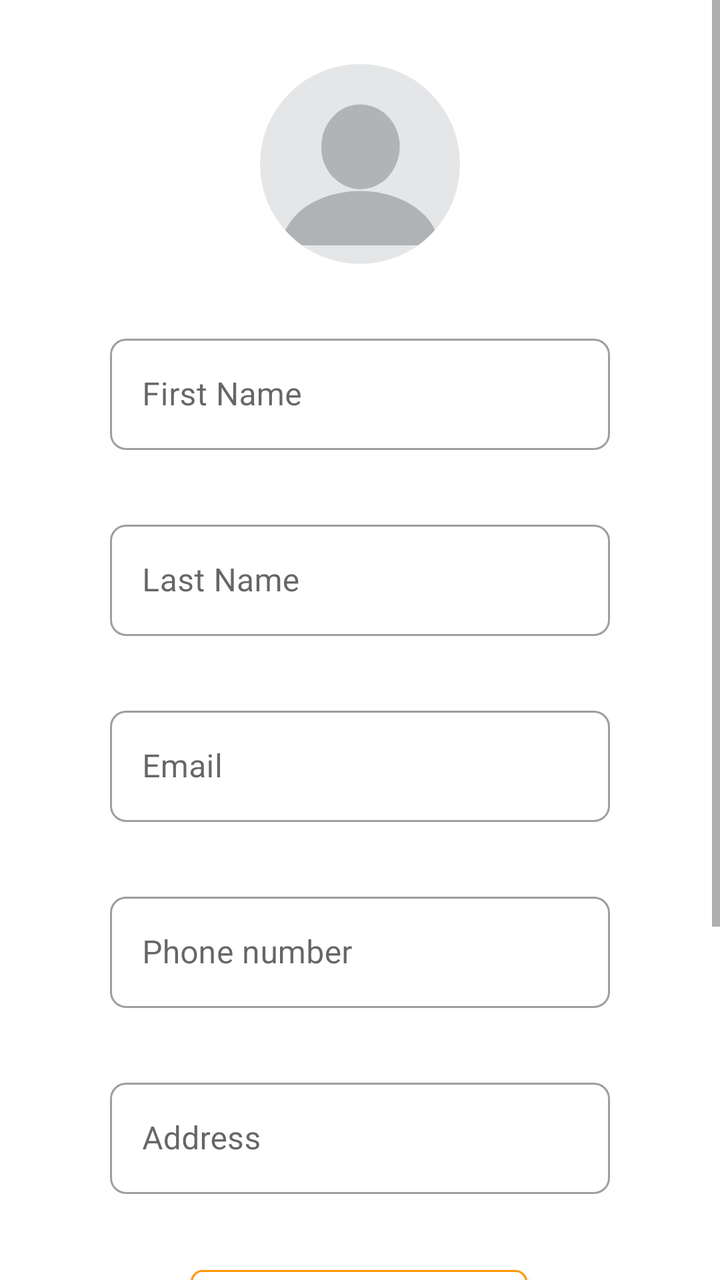
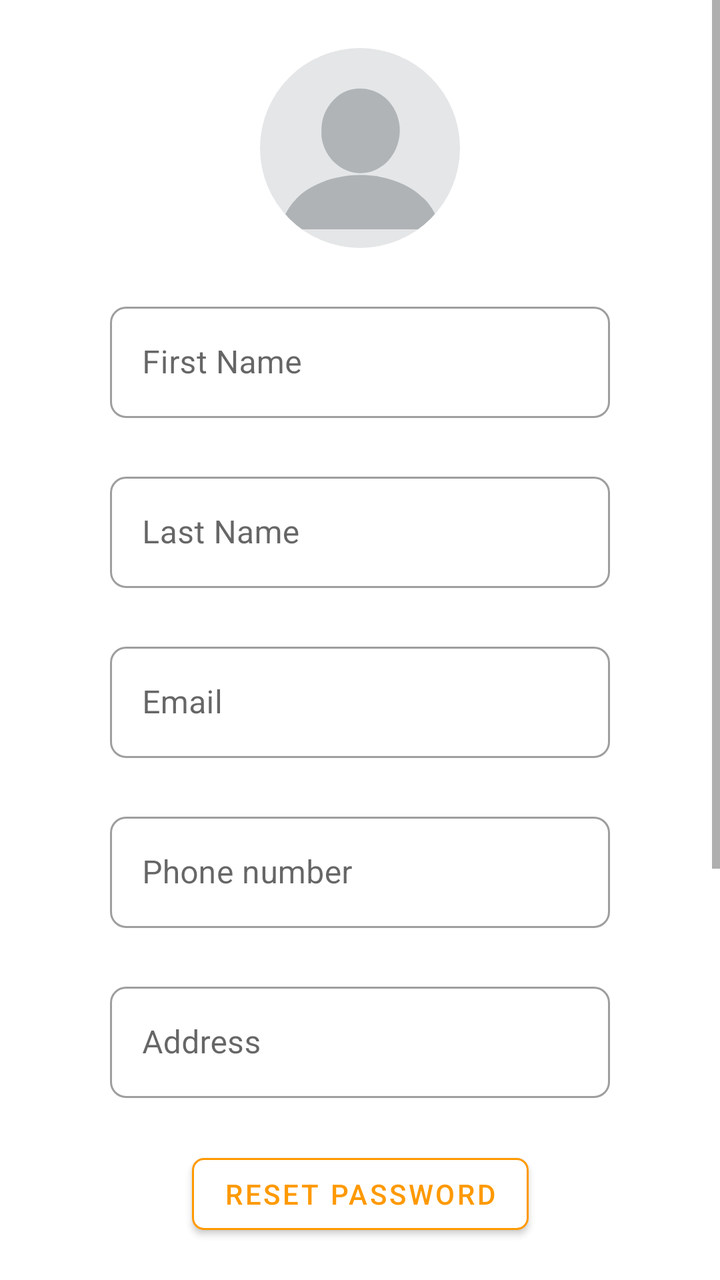

An Android layout rendered at two revisions. The XML below is the earlier revision; the diff shows what the commit changed to produce the second picture.
<!-- AndroidManifest.xml: application theme Theme.FleetForge -->
<!-- res/layout/fragment_admin_profile.xml -->
<ScrollView xmlns:app="http://schemas.android.com/apk/res-auto"
    xmlns:tools="http://schemas.android.com/tools"
    android:layout_width="match_parent"
    android:layout_height="match_parent"
    xmlns:android="http://schemas.android.com/apk/res/android">
    <androidx.constraintlayout.widget.ConstraintLayout
        android:layout_width="match_parent"
        android:layout_height="match_parent"
        android:paddingBottom="50dp">


        <com.google.android.material.button.MaterialButton
            android:id="@+id/resetPassBtn"
            android:layout_width="wrap_content"
            android:layout_height="wrap_content"
            android:layout_marginTop="32dp"
            android:text="Reset password"
            android:textColor="#ff9900"
            app:backgroundTint="@color/white"
            app:cornerRadius="6dp"
            app:strokeColor="#ff9900"
            app:strokeWidth="1dp"
            app:layout_constraintEnd_toEndOf="parent"
            app:layout_constraintHorizontal_bias="0.498"
            app:layout_constraintStart_toStartOf="parent"
            app:layout_constraintTop_toBottomOf="@+id/addressIL"/>

        <Button
            android:id="@+id/changeBtn"
            android:layout_width="wrap_content"
            android:layout_height="wrap_content"
            android:text="Change"
            app:layout_constraintBottom_toBottomOf="parent"
            app:layout_constraintEnd_toEndOf="parent"
            app:layout_constraintHorizontal_bias="0.496"
            app:layout_constraintStart_toStartOf="parent"
            android:textColor="@color/white"
            app:backgroundTint="#ff9900"
            app:cornerRadius="6dp"

            app:layout_constraintTop_toBottomOf="@+id/resetPassBtn"
            app:layout_constraintVertical_bias="0.229" />

        <com.google.android.material.imageview.ShapeableImageView
            android:id="@+id/profileImage"
            android:layout_width="100dp"
            android:layout_height="100dp"
            android:src="@drawable/blank_profile__1_"
            android:scaleType="centerCrop"
            android:clickable="true"
            android:focusable="true"
            android:foreground="?attr/selectableItemBackgroundBorderless"

            app:shapeAppearanceOverlay="@style/CircleImageStyle"


            app:layout_constraintTop_toTopOf="parent"
            app:layout_constraintStart_toStartOf="parent"
            app:layout_constraintEnd_toEndOf="parent"
            android:layout_marginTop="32dp"/>

        <com.google.android.material.textfield.TextInputLayout
            android:id="@+id/addressIL"
            style="@style/Widget.MaterialComponents.TextInputLayout.OutlinedBox"
            android:layout_width="250dp"
            android:layout_height="wrap_content"
            android:layout_marginStart="1dp"
            android:layout_marginTop="32dp"

            android:layout_marginEnd="1dp"
            app:boxCornerRadiusBottomEnd="8dp"
            app:boxCornerRadiusBottomStart="8dp"
            app:boxCornerRadiusTopEnd="8dp"
            app:boxCornerRadiusTopStart="8dp"


            app:layout_constraintEnd_toEndOf="parent"
            app:layout_constraintStart_toStartOf="parent"
            app:layout_constraintTop_toBottomOf="@+id/phoneNumberIL">

            <com.google.android.material.textfield.TextInputEditText
                android:id="@+id/address"
                android:layout_width="match_parent"
                android:layout_height="wrap_content"
                android:hint="Address" />
        </com.google.android.material.textfield.TextInputLayout>

        <com.google.android.material.textfield.TextInputLayout
            android:id="@+id/firstNameIL"
            style="@style/Widget.MaterialComponents.TextInputLayout.OutlinedBox"
            android:layout_width="250dp"
            android:layout_height="wrap_content"

            android:layout_marginTop="32dp"
            app:boxCornerRadiusBottomEnd="8dp"
            app:boxCornerRadiusBottomStart="8dp"
            app:boxCornerRadiusTopEnd="8dp"
            app:boxCornerRadiusTopStart="8dp"


            app:layout_constraintEnd_toEndOf="parent"
            app:layout_constraintStart_toStartOf="parent"
            app:layout_constraintTop_toBottomOf="@+id/profileImage">

            <com.google.android.material.textfield.TextInputEditText
                android:id="@+id/firstName"
                android:layout_width="match_parent"
                android:layout_height="wrap_content"
                android:hint="First Name" />
        </com.google.android.material.textfield.TextInputLayout>

        <com.google.android.material.textfield.TextInputLayout
            android:id="@+id/lastNameIL"
            style="@style/Widget.MaterialComponents.TextInputLayout.OutlinedBox"
            android:layout_width="250dp"
            android:layout_height="wrap_content"

            android:layout_marginTop="32dp"
            app:boxCornerRadiusBottomEnd="8dp"
            app:boxCornerRadiusBottomStart="8dp"
            app:boxCornerRadiusTopEnd="8dp"
            app:boxCornerRadiusTopStart="8dp"


            app:layout_constraintEnd_toEndOf="parent"
            app:layout_constraintStart_toStartOf="parent"
            app:layout_constraintTop_toBottomOf="@+id/firstNameIL">

            <com.google.android.material.textfield.TextInputEditText
                android:id="@+id/lastName"
                android:layout_width="match_parent"
                android:layout_height="wrap_content"
                android:hint="Last Name" />
        </com.google.android.material.textfield.TextInputLayout>

        <com.google.android.material.textfield.TextInputLayout
            android:id="@+id/emailIL"
            style="@style/Widget.MaterialComponents.TextInputLayout.OutlinedBox"
            android:layout_width="250dp"
            android:layout_height="wrap_content"
            android:layout_marginStart="1dp"
            android:layout_marginTop="32dp"

            android:layout_marginEnd="1dp"
            app:boxCornerRadiusBottomEnd="8dp"
            app:boxCornerRadiusBottomStart="8dp"
            app:boxCornerRadiusTopEnd="8dp"
            app:boxCornerRadiusTopStart="8dp"


            app:layout_constraintEnd_toEndOf="parent"
            app:layout_constraintStart_toStartOf="parent"
            app:layout_constraintTop_toBottomOf="@+id/lastNameIL">

            <com.google.android.material.textfield.TextInputEditText
                android:id="@+id/email"
                android:layout_width="match_parent"
                android:layout_height="wrap_content"
                android:hint="Email" />
        </com.google.android.material.textfield.TextInputLayout>

        <com.google.android.material.textfield.TextInputLayout
            android:id="@+id/phoneNumberIL"
            style="@style/Widget.MaterialComponents.TextInputLayout.OutlinedBox"
            android:layout_width="250dp"
            android:layout_height="wrap_content"
            android:layout_marginStart="1dp"
            android:layout_marginTop="32dp"

            android:layout_marginEnd="1dp"
            app:boxCornerRadiusBottomEnd="8dp"
            app:boxCornerRadiusBottomStart="8dp"
            app:boxCornerRadiusTopEnd="8dp"
            app:boxCornerRadiusTopStart="8dp"


            app:layout_constraintEnd_toEndOf="parent"
            app:layout_constraintStart_toStartOf="parent"
            app:layout_constraintTop_toBottomOf="@+id/emailIL">

            <com.google.android.material.textfield.TextInputEditText
                android:id="@+id/phoneNumber"
                android:layout_width="match_parent"
                android:layout_height="wrap_content"
                android:hint="Phone number" />
        </com.google.android.material.textfield.TextInputLayout>
        <Button
            android:id="@+id/reportsBtn"
            android:layout_width="wrap_content"
            android:layout_height="wrap_content"
            android:layout_marginTop="36dp"
            android:text="Reports"
            app:layout_constraintEnd_toEndOf="parent"
            app:layout_constraintHorizontal_bias="0.261"
            app:layout_constraintStart_toStartOf="parent"
            app:layout_constraintTop_toBottomOf="@+id/changeBtn" />

        <com.google.android.material.button.MaterialButton
            android:id="@+id/btn_logout"
            android:layout_width="wrap_content"
            android:layout_height="wrap_content"
            android:layout_marginTop="36dp"
            android:text="Logout"
            android:textColor="@color/white"
            android:textStyle="bold"
            android:visibility="visible"
            app:backgroundTint="@color/error"
            app:layout_constraintEnd_toEndOf="parent"
            app:layout_constraintHorizontal_bias="0.748"
            app:layout_constraintStart_toStartOf="parent"
            app:layout_constraintTop_toBottomOf="@+id/changeBtn" />

    </androidx.constraintlayout.widget.ConstraintLayout>
</ScrollView>
<!-- resources referenced by this layout -->
<resources>
  <color name="error">#F44336</color>
  <color name="white">#FFFFFF</color>
  <!-- drawable blank_profile__1_ (drawable) -->
  <vector xmlns:android="http://schemas.android.com/apk/res/android" android:height="24dp" android:viewportHeight="640" android:viewportWidth="640" android:width="24dp">
        
      <path android:fillColor="#E4E6E8" android:pathData="M0,0C211.2,0 422.4,0 640,0C640,211.2 640,422.4 640,640C428.8,640 217.6,640 0,640C0,428.8 0,217.6 0,0Z"/>
        
      <path android:fillColor="#AFB3B6" android:pathData="M364,409C364.79,409.1 365.59,409.19 366.41,409.29C371.98,410 377.49,410.93 383,412C383.93,412.18 384.86,412.36 385.81,412.54C411.99,417.77 438.11,426.02 462,438C462.72,438.36 463.45,438.72 464.2,439.08C484.07,448.96 502.17,461.34 518.35,476.54C520.46,478.5 522.59,480.36 524.81,482.19C528.64,485.44 531.81,489.13 535,493C535.41,493.49 535.82,493.98 536.24,494.48C556.88,519.43 569.68,547.49 572,580C406.34,580 240.68,580 70,580C71.17,561.27 71.17,561.27 73,554.81C73.21,554.03 73.43,553.26 73.65,552.46C78.3,536.44 85.51,521.68 95,508C95.73,506.95 96.46,505.89 97.21,504.8C102.45,497.55 108.34,490.99 114.52,484.55C115.9,483.11 117.26,481.65 118.61,480.19C143.1,454.59 176.89,436.65 210,425C211.16,424.58 212.33,424.16 213.53,423.73C234.52,416.42 256.02,412.12 278,409C278.94,408.87 279.87,408.73 280.83,408.59C307.85,404.93 337.01,405.63 364,409Z"/>
        
      <path android:fillColor="#B0B4B7" android:pathData="M399,158C400.42,159.17 400.42,159.17 401.86,160.36C428.02,182.97 444.14,217.82 447,252C449.65,292.96 436.82,330.21 410,361C401.09,370.87 390.45,378.36 379,385C378.1,385.55 377.19,386.09 376.26,386.66C351.32,401.16 319.79,403.62 292.19,396.59C275.01,391.99 258.58,383.49 245,372C244.49,371.58 243.98,371.15 243.45,370.71C218.1,349.5 200.83,316.81 197,284C196.59,277.92 196.56,271.84 196.56,265.75C196.56,264.91 196.56,264.07 196.56,263.21C196.66,226.23 209.51,193.95 235,167C235.82,166.1 236.64,165.21 237.49,164.28C280.25,119.18 352.6,119.28 399,158Z"/>
      
  </vector>
  <style name="CircleImageStyle" parent="">
          <item name="cornerSize">50%</item>
      </style>
  <style name="Theme.FleetForge" parent="Theme.MaterialComponents.DayNight.NoActionBar">
          <item name="colorPrimary">@color/primary_orange</item>
          <item name="colorPrimaryVariant">@color/primary_orange_dark</item>
          <item name="colorOnPrimary">@color/white</item>
  
          <item name="colorSecondary">@color/secondary_teal</item>
          <item name="colorSecondaryVariant">@color/secondary_teal</item>
          <item name="colorOnSecondary">@color/white</item>
  
          <item name="colorError">@color/error</item>
          <item name="colorOnError">@color/white</item>
  
          <item name="colorSurface">@color/white</item>
          <item name="colorOnSurface">@color/black</item>
  
          <item name="android:colorBackground">@color/background_white</item>
  
          <item name="android:statusBarColor">?attr/colorPrimaryVariant</item>
  
          <item name="android:textColorPrimary">@color/text_primary</item>
          <item name="android:textColorSecondary">@color/text_secondary</item>
  
          <item name="colorControlHighlight">@color/background_gray</item>
      </style>
  <color name="primary_orange">#FF9900</color>
  <color name="primary_orange_dark">#DB8709</color>
  <color name="secondary_teal">#3E5855</color>
  <color name="black">#000000</color>
  <color name="background_white">#FFFFFF</color>
  <color name="text_primary">#333333</color>
  <color name="text_secondary">#666666</color>
  <color name="background_gray">#F5F5F5</color>
</resources>

<!-- the commit's change to res/layout/fragment_admin_profile.xml (unified diff, before → after) -->
@@ -5,41 +5,8 @@
     xmlns:android="http://schemas.android.com/apk/res/android">
     <androidx.constraintlayout.widget.ConstraintLayout
         android:layout_width="match_parent"
-        android:layout_height="match_parent"
+        android:layout_height="wrap_content"
         android:paddingBottom="50dp">
-
-
-        <com.google.android.material.button.MaterialButton
-            android:id="@+id/resetPassBtn"
-            android:layout_width="wrap_content"
-            android:layout_height="wrap_content"
-            android:layout_marginTop="32dp"
-            android:text="Reset password"
-            android:textColor="#ff9900"
-            app:backgroundTint="@color/white"
-            app:cornerRadius="6dp"
-            app:strokeColor="#ff9900"
-            app:strokeWidth="1dp"
-            app:layout_constraintEnd_toEndOf="parent"
-            app:layout_constraintHorizontal_bias="0.498"
-            app:layout_constraintStart_toStartOf="parent"
-            app:layout_constraintTop_toBottomOf="@+id/addressIL"/>
-
-        <Button
-            android:id="@+id/changeBtn"
-            android:layout_width="wrap_content"
-            android:layout_height="wrap_content"
-            android:text="Change"
-            app:layout_constraintBottom_toBottomOf="parent"
-            app:layout_constraintEnd_toEndOf="parent"
-            app:layout_constraintHorizontal_bias="0.496"
-            app:layout_constraintStart_toStartOf="parent"
-            android:textColor="@color/white"
-            app:backgroundTint="#ff9900"
-            app:cornerRadius="6dp"
-
-            app:layout_constraintTop_toBottomOf="@+id/resetPassBtn"
-            app:layout_constraintVertical_bias="0.229" />
 
         <com.google.android.material.imageview.ShapeableImageView
             android:id="@+id/profileImage"
@@ -50,54 +17,22 @@
             android:clickable="true"
             android:focusable="true"
             android:foreground="?attr/selectableItemBackgroundBorderless"
-
             app:shapeAppearanceOverlay="@style/CircleImageStyle"
-
-
             app:layout_constraintTop_toTopOf="parent"
             app:layout_constraintStart_toStartOf="parent"
             app:layout_constraintEnd_toEndOf="parent"
-            android:layout_marginTop="32dp"/>
-
-        <com.google.android.material.textfield.TextInputLayout
-            android:id="@+id/addressIL"
-            style="@style/Widget.MaterialComponents.TextInputLayout.OutlinedBox"
-            android:layout_width="250dp"
-            android:layout_height="wrap_content"
-            android:layout_marginStart="1dp"
-            android:layout_marginTop="32dp"
-
-            android:layout_marginEnd="1dp"
-            app:boxCornerRadiusBottomEnd="8dp"
-            app:boxCornerRadiusBottomStart="8dp"
-            app:boxCornerRadiusTopEnd="8dp"
-            app:boxCornerRadiusTopStart="8dp"
-
-
-            app:layout_constraintEnd_toEndOf="parent"
-            app:layout_constraintStart_toStartOf="parent"
-            app:layout_constraintTop_toBottomOf="@+id/phoneNumberIL">
-
-            <com.google.android.material.textfield.TextInputEditText
-                android:id="@+id/address"
-                android:layout_width="match_parent"
-                android:layout_height="wrap_content"
-                android:hint="Address" />
-        </com.google.android.material.textfield.TextInputLayout>
+            android:layout_marginTop="24dp"/>
 
         <com.google.android.material.textfield.TextInputLayout
             android:id="@+id/firstNameIL"
             style="@style/Widget.MaterialComponents.TextInputLayout.OutlinedBox"
             android:layout_width="250dp"
             android:layout_height="wrap_content"
-
-            android:layout_marginTop="32dp"
+            android:layout_marginTop="24dp"
             app:boxCornerRadiusBottomEnd="8dp"
             app:boxCornerRadiusBottomStart="8dp"
             app:boxCornerRadiusTopEnd="8dp"
             app:boxCornerRadiusTopStart="8dp"
-
-
             app:layout_constraintEnd_toEndOf="parent"
             app:layout_constraintStart_toStartOf="parent"
             app:layout_constraintTop_toBottomOf="@+id/profileImage">
@@ -114,14 +49,11 @@
             style="@style/Widget.MaterialComponents.TextInputLayout.OutlinedBox"
             android:layout_width="250dp"
             android:layout_height="wrap_content"
-
-            android:layout_marginTop="32dp"
+            android:layout_marginTop="24dp"
             app:boxCornerRadiusBottomEnd="8dp"
             app:boxCornerRadiusBottomStart="8dp"
             app:boxCornerRadiusTopEnd="8dp"
             app:boxCornerRadiusTopStart="8dp"
-
-
             app:layout_constraintEnd_toEndOf="parent"
             app:layout_constraintStart_toStartOf="parent"
             app:layout_constraintTop_toBottomOf="@+id/firstNameIL">
@@ -138,16 +70,11 @@
             style="@style/Widget.MaterialComponents.TextInputLayout.OutlinedBox"
             android:layout_width="250dp"
             android:layout_height="wrap_content"
-            android:layout_marginStart="1dp"
-            android:layout_marginTop="32dp"
-
-            android:layout_marginEnd="1dp"
+            android:layout_marginTop="24dp"
             app:boxCornerRadiusBottomEnd="8dp"
             app:boxCornerRadiusBottomStart="8dp"
             app:boxCornerRadiusTopEnd="8dp"
             app:boxCornerRadiusTopStart="8dp"
-
-
             app:layout_constraintEnd_toEndOf="parent"
             app:layout_constraintStart_toStartOf="parent"
             app:layout_constraintTop_toBottomOf="@+id/lastNameIL">
@@ -164,16 +91,11 @@
             style="@style/Widget.MaterialComponents.TextInputLayout.OutlinedBox"
             android:layout_width="250dp"
             android:layout_height="wrap_content"
-            android:layout_marginStart="1dp"
-            android:layout_marginTop="32dp"
-
-            android:layout_marginEnd="1dp"
+            android:layout_marginTop="24dp"
             app:boxCornerRadiusBottomEnd="8dp"
             app:boxCornerRadiusBottomStart="8dp"
             app:boxCornerRadiusTopEnd="8dp"
             app:boxCornerRadiusTopStart="8dp"
-
-
             app:layout_constraintEnd_toEndOf="parent"
             app:layout_constraintStart_toStartOf="parent"
             app:layout_constraintTop_toBottomOf="@+id/emailIL">
@@ -184,31 +106,91 @@
                 android:layout_height="wrap_content"
                 android:hint="Phone number" />
         </com.google.android.material.textfield.TextInputLayout>
+
+        <com.google.android.material.textfield.TextInputLayout
+            android:id="@+id/addressIL"
+            style="@style/Widget.MaterialComponents.TextInputLayout.OutlinedBox"
+            android:layout_width="250dp"
+            android:layout_height="wrap_content"
+            android:layout_marginTop="24dp"
+            app:boxCornerRadiusBottomEnd="8dp"
+            app:boxCornerRadiusBottomStart="8dp"
+            app:boxCornerRadiusTopEnd="8dp"
+            app:boxCornerRadiusTopStart="8dp"
+            app:layout_constraintEnd_toEndOf="parent"
+            app:layout_constraintStart_toStartOf="parent"
+            app:layout_constraintTop_toBottomOf="@+id/phoneNumberIL">
+
+            <com.google.android.material.textfield.TextInputEditText
+                android:id="@+id/address"
+                android:layout_width="match_parent"
+                android:layout_height="wrap_content"
+                android:hint="Address" />
+        </com.google.android.material.textfield.TextInputLayout>
+
+        <com.google.android.material.button.MaterialButton
+            android:id="@+id/resetPassBtn"
+            android:layout_width="wrap_content"
+            android:layout_height="wrap_content"
+            android:layout_marginTop="24dp"
+            android:text="Reset password"
+            android:textColor="#ff9900"
+            app:backgroundTint="@color/white"
+            app:cornerRadius="6dp"
+            app:strokeColor="#ff9900"
+            app:strokeWidth="1dp"
+            app:layout_constraintEnd_toEndOf="parent"
+            app:layout_constraintStart_toStartOf="parent"
+            app:layout_constraintTop_toBottomOf="@+id/addressIL"/>
+
+        <Button
+            android:id="@+id/changeBtn"
+            android:layout_width="wrap_content"
+            android:layout_height="wrap_content"
+            android:layout_marginTop="24dp"
+            android:text="Change"
+            android:textColor="@color/white"
+            app:backgroundTint="#ff9900"
+            app:cornerRadius="6dp"
+            app:layout_constraintEnd_toEndOf="parent"
+            app:layout_constraintStart_toStartOf="parent"
+            app:layout_constraintTop_toBottomOf="@+id/resetPassBtn" />
+
         <Button
             android:id="@+id/reportsBtn"
             android:layout_width="wrap_content"
             android:layout_height="wrap_content"
-            android:layout_marginTop="36dp"
+            android:layout_marginTop="24dp"
             android:text="Reports"
             app:layout_constraintEnd_toEndOf="parent"
-            app:layout_constraintHorizontal_bias="0.261"
             app:layout_constraintStart_toStartOf="parent"
             app:layout_constraintTop_toBottomOf="@+id/changeBtn" />
+
+        <Button
+            android:id="@+id/priceManagementBtn"
+            android:layout_width="wrap_content"
+            android:layout_height="wrap_content"
+            android:layout_marginTop="16dp"
+            android:text="Price Management"
+            android:textColor="@color/white"
+            app:backgroundTint="@color/primary_orange"
+            app:layout_constraintEnd_toEndOf="parent"
+            app:layout_constraintStart_toStartOf="parent"
+            app:layout_constraintTop_toBottomOf="@+id/reportsBtn" />
 
         <com.google.android.material.button.MaterialButton
             android:id="@+id/btn_logout"
             android:layout_width="wrap_content"
             android:layout_height="wrap_content"
-            android:layout_marginTop="36dp"
+            android:layout_marginTop="16dp"
             android:text="Logout"
             android:textColor="@color/white"
             android:textStyle="bold"
             android:visibility="visible"
             app:backgroundTint="@color/error"
             app:layout_constraintEnd_toEndOf="parent"
-            app:layout_constraintHorizontal_bias="0.748"
             app:layout_constraintStart_toStartOf="parent"
-            app:layout_constraintTop_toBottomOf="@+id/changeBtn" />
+            app:layout_constraintTop_toBottomOf="@+id/priceManagementBtn" />
 
     </androidx.constraintlayout.widget.ConstraintLayout>
 </ScrollView>
